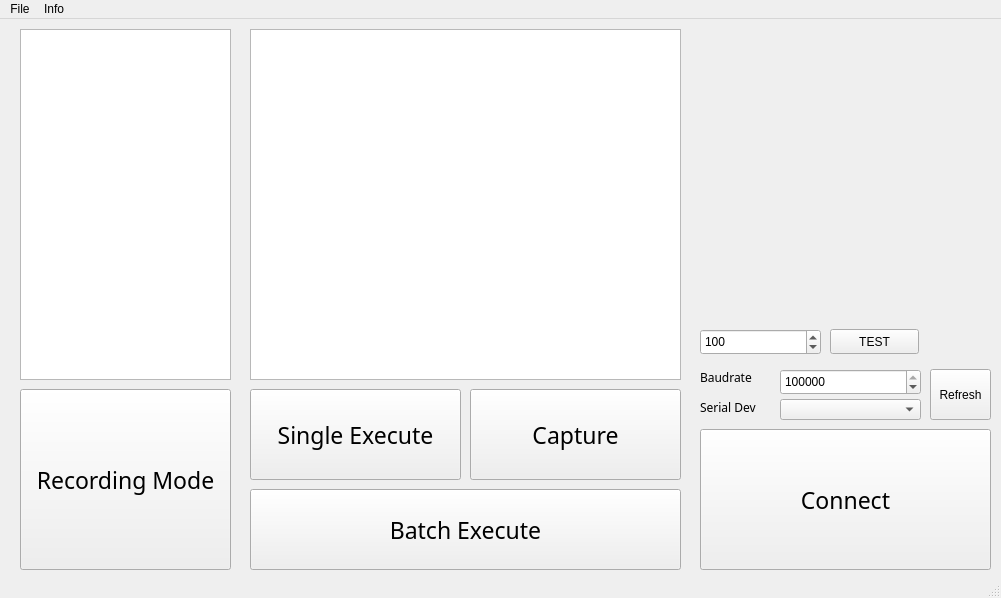
SweetWeeds/SIOR-TITAN, file GUI_Controller/SIOR_TITAN/mainwindow.ui: the form before one commit.
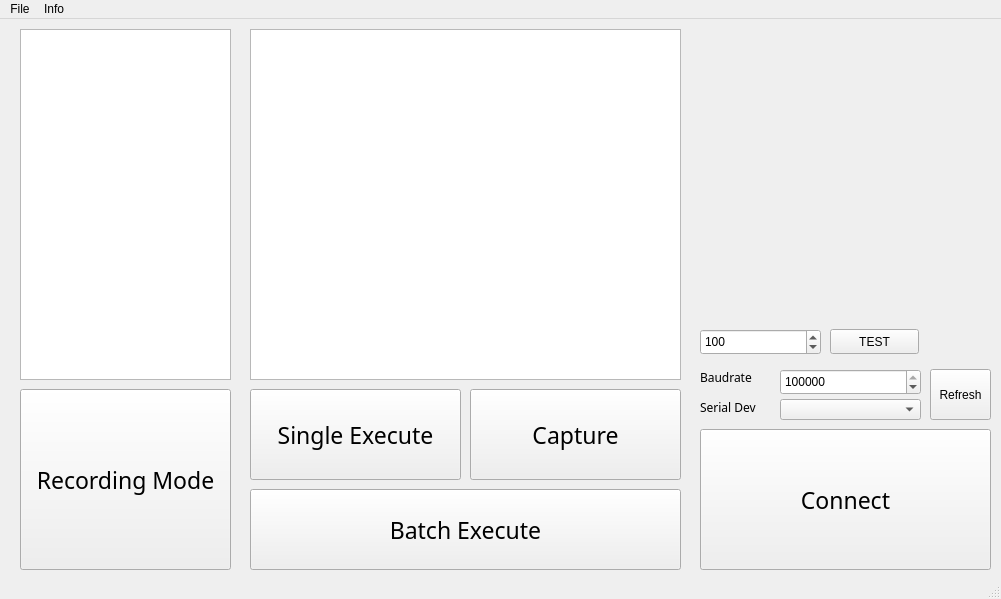
The form after the commit.

What changed in the file:
```diff
--- a/GUI_Controller/SIOR_TITAN/mainwindow.ui
+++ b/GUI_Controller/SIOR_TITAN/mainwindow.ui
@@ -7,7 +7,7 @@
     <x>0</x>
     <y>0</y>
     <width>1001</width>
-    <height>598</height>
+    <height>599</height>
    </rect>
   </property>
   <property name="sizePolicy">
```
Left out of the diff: 4 changed lines with no effect on the pictures.
